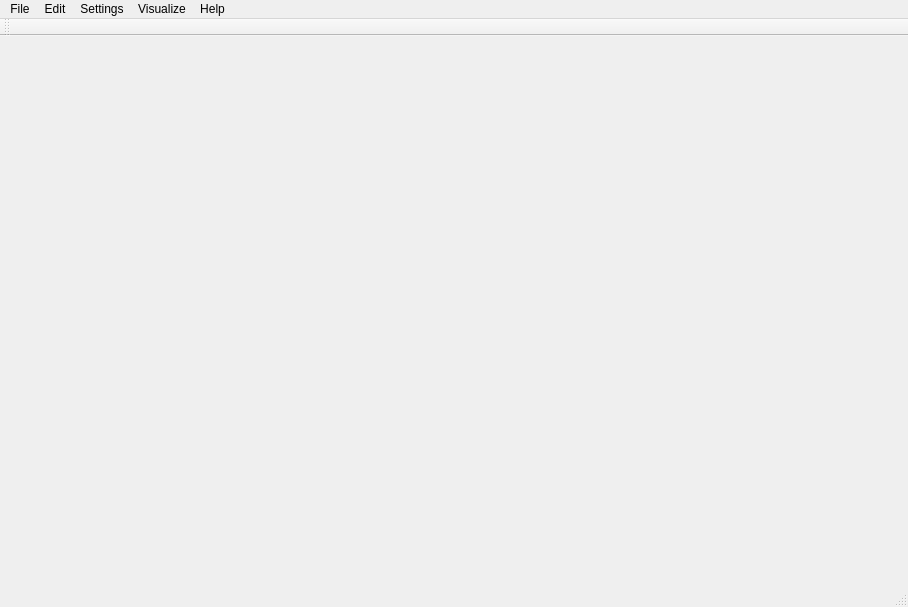
First picture: the form in src/gui_pkg/include/gui_pkg/training_window.ui, repository cristianbass01/GUI_robotic_exoskeleton, before the edit.
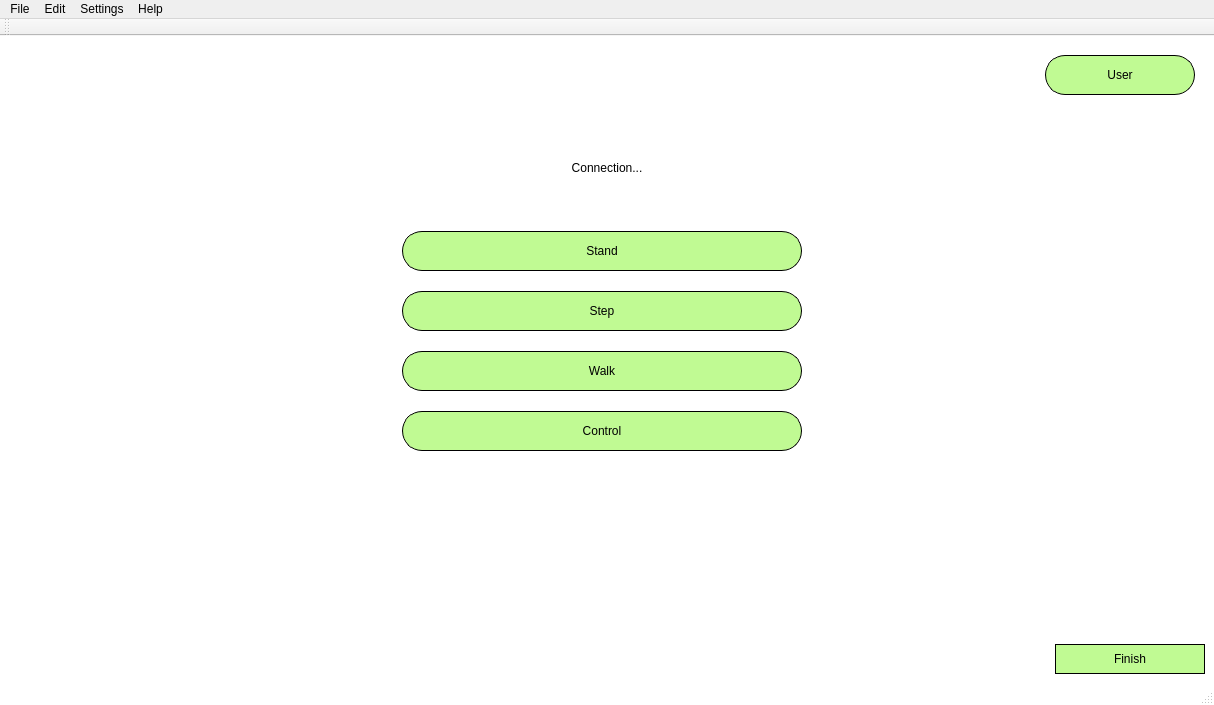
Second picture: the form after the edit. Icons and pictures are not drawn.

Commit message: Costruzione windows per training

Diff of the .ui file:
```diff
--- a/src/gui_pkg/include/gui_pkg/training_window.ui
+++ b/src/gui_pkg/include/gui_pkg/training_window.ui
@@ -6,14 +6,384 @@
    <rect>
     <x>0</x>
     <y>0</y>
-    <width>908</width>
-    <height>607</height>
+    <width>1214</width>
+    <height>705</height>
    </rect>
   </property>
   <property name="windowTitle">
    <string>MainWindow</string>
   </property>
-  <widget class="QWidget" name="centralwidget"/>
+  <property name="styleSheet">
+   <string notr="true">QMainWindow{
+	background-color: rgb(255, 255, 255);
+}
+
+QPushButton{
+	border: 1px solid #000000;
+	background-color: rgb(192, 250, 147);
+	border-radius: 20px;
+}</string>
+  </property>
+  <widget class="QWidget" name="centralwidget">
+   <property name="autoFillBackground">
+    <bool>false</bool>
+   </property>
+   <layout class="QVBoxLayout" name="verticalLayout_2">
+    <item>
+     <layout class="QVBoxLayout" name="verticalLayout_4">
+      <item>
+       <layout class="QHBoxLayout" name="horizontalLayout">
+        <property name="sizeConstraint">
+         <enum>QLayout::SetDefaultConstraint</enum>
+        </property>
+        <property name="leftMargin">
+         <number>10</number>
+        </property>
+        <property name="topMargin">
+         <number>10</number>
+        </property>
+        <property name="rightMargin">
+         <number>10</number>
+        </property>
+        <property name="bottomMargin">
+         <number>10</number>
+        </property>
+        <item>
+         <spacer name="horizontalSpacer">
+          <property name="orientation">
+           <enum>Qt::Horizontal</enum>
+          </property>
+          <property name="sizeHint" stdset="0">
+           <size>
+            <width>40</width>
+            <height>20</height>
+           </size>
+          </property>
+         </spacer>
+        </item>
+        <item>
+         <widget class="QPushButton" name="userButton">
+          <property name="sizePolicy">
+           <sizepolicy hsizetype="Fixed" vsizetype="Minimum">
+            <horstretch>0</horstretch>
+            <verstretch>0</verstretch>
+           </sizepolicy>
+          </property>
+          <property name="minimumSize">
+           <size>
+            <width>150</width>
+            <height>40</height>
+           </size>
+          </property>
+          <property name="maximumSize">
+           <size>
+            <width>300</width>
+            <height>50</height>
+           </size>
+          </property>
+          <property name="sizeIncrement">
+           <size>
+            <width>0</width>
+            <height>0</height>
+           </size>
+          </property>
+          <property name="baseSize">
+           <size>
+            <width>0</width>
+            <height>0</height>
+           </size>
+          </property>
+          <property name="text">
+           <string>User</string>
+          </property>
+          <property name="iconSize">
+           <size>
+            <width>16</width>
+            <height>16</height>
+           </size>
+          </property>
+         </widget>
+        </item>
+       </layout>
+      </item>
+      <item>
+       <spacer name="verticalSpacer_4">
+        <property name="orientation">
+         <enum>Qt::Vertical</enum>
+        </property>
+        <property name="sizeType">
+         <enum>QSizePolicy::Preferred</enum>
+        </property>
+        <property name="sizeHint" stdset="0">
+         <size>
+          <width>20</width>
+          <height>30</height>
+         </size>
+        </property>
+       </spacer>
+      </item>
+      <item>
+       <widget class="QLabel" name="label_2">
+        <property name="frameShape">
+         <enum>QFrame::NoFrame</enum>
+        </property>
+        <property name="text">
+         <string>&lt;img src=&quot;:/img/logo.png&quot; width=&quot;150&quot;/&gt;</string>
+        </property>
+        <property name="textFormat">
+         <enum>Qt::RichText</enum>
+        </property>
+        <property name="scaledContents">
+         <bool>false</bool>
+        </property>
+        <property name="alignment">
+         <set>Qt::AlignCenter</set>
+        </property>
+        <property name="wordWrap">
+         <bool>false</bool>
+        </property>
+        <property name="margin">
+         <number>6</number>
+        </property>
+       </widget>
+      </item>
+      <item>
+       <widget class="QLabel" name="connectionLabel">
+        <property name="text">
+         <string>Connection...</string>
+        </property>
+        <property name="alignment">
+         <set>Qt::AlignCenter</set>
+        </property>
+       </widget>
+      </item>
+      <item>
+       <spacer name="verticalSpacer_3">
+        <property name="orientation">
+         <enum>Qt::Vertical</enum>
+        </property>
+        <property name="sizeType">
+         <enum>QSizePolicy::Preferred</enum>
+        </property>
+        <property name="sizeHint" stdset="0">
+         <size>
+          <width>20</width>
+          <height>50</height>
+         </size>
+        </property>
+       </spacer>
+      </item>
+      <item>
+       <layout class="QHBoxLayout" name="horizontalLayout_2">
+        <item>
+         <spacer name="horizontalSpacer_2">
+          <property name="orientation">
+           <enum>Qt::Horizontal</enum>
+          </property>
+          <property name="sizeType">
+           <enum>QSizePolicy::Preferred</enum>
+          </property>
+          <property name="sizeHint" stdset="0">
+           <size>
+            <width>40</width>
+            <height>20</height>
+           </size>
+          </property>
+         </spacer>
+        </item>
+        <item>
+         <layout class="QVBoxLayout" name="verticalLayout_3">
+          <property name="spacing">
+           <number>20</number>
+          </property>
+          <property name="sizeConstraint">
+           <enum>QLayout::SetMinimumSize</enum>
+          </property>
+          <item>
+           <widget class="QPushButton" name="standButton">
+            <property name="sizePolicy">
+             <sizepolicy hsizetype="Preferred" vsizetype="Preferred">
+              <horstretch>0</horstretch>
+              <verstretch>0</verstretch>
+             </sizepolicy>
+            </property>
+            <property name="minimumSize">
+             <size>
+              <width>100</width>
+              <height>40</height>
+             </size>
+            </property>
+            <property name="maximumSize">
+             <size>
+              <width>400</width>
+              <height>50</height>
+             </size>
+            </property>
+            <property name="text">
+             <string>Stand</string>
+            </property>
+            <property name="autoDefault">
+             <bool>false</bool>
+            </property>
+           </widget>
+          </item>
+          <item>
+           <widget class="QPushButton" name="stepButton">
+            <property name="sizePolicy">
+             <sizepolicy hsizetype="Preferred" vsizetype="Preferred">
+              <horstretch>0</horstretch>
+              <verstretch>0</verstretch>
+             </sizepolicy>
+            </property>
+            <property name="minimumSize">
+             <size>
+              <width>100</width>
+              <height>40</height>
+             </size>
+            </property>
+            <property name="maximumSize">
+             <size>
+              <width>400</width>
+              <height>50</height>
+             </size>
+            </property>
+            <property name="sizeIncrement">
+             <size>
+              <width>0</width>
+              <height>0</height>
+             </size>
+            </property>
+            <property name="text">
+             <string>Step</string>
+            </property>
+            <property name="autoDefault">
+             <bool>false</bool>
+            </property>
+           </widget>
+          </item>
+          <item>
+           <widget class="QPushButton" name="walkButton">
+            <property name="sizePolicy">
+             <sizepolicy hsizetype="Preferred" vsizetype="Fixed">
+              <horstretch>0</horstretch>
+              <verstretch>0</verstretch>
+             </sizepolicy>
+            </property>
+            <property name="minimumSize">
+             <size>
+              <width>100</width>
+              <height>40</height>
+             </size>
+            </property>
+            <property name="maximumSize">
+             <size>
+              <width>400</width>
+              <height>50</height>
+             </size>
+            </property>
+            <property name="text">
+             <string>Walk</string>
+            </property>
+            <property name="autoDefault">
+             <bool>false</bool>
+            </property>
+           </widget>
+          </item>
+          <item>
+           <widget class="QPushButton" name="controlButton">
+            <property name="sizePolicy">
+             <sizepolicy hsizetype="Preferred" vsizetype="Fixed">
+              <horstretch>0</horstretch>
+              <verstretch>0</verstretch>
+             </sizepolicy>
+            </property>
+            <property name="minimumSize">
+             <size>
+              <width>100</width>
+              <height>40</height>
+             </size>
+            </property>
+            <property name="maximumSize">
+             <size>
+              <width>400</width>
+              <height>50</height>
+             </size>
+            </property>
+            <property name="text">
+             <string>Control</string>
+            </property>
+            <property name="autoDefault">
+             <bool>false</bool>
+            </property>
+           </widget>
+          </item>
+          <item>
+           <spacer name="verticalSpacer_2">
+            <property name="orientation">
+             <enum>Qt::Vertical</enum>
+            </property>
+            <property name="sizeHint" stdset="0">
+             <size>
+              <width>20</width>
+              <height>40</height>
+             </size>
+            </property>
+           </spacer>
+          </item>
+         </layout>
+        </item>
+        <item>
+         <spacer name="horizontalSpacer_3">
+          <property name="orientation">
+           <enum>Qt::Horizontal</enum>
+          </property>
+          <property name="sizeType">
+           <enum>QSizePolicy::Preferred</enum>
+          </property>
+          <property name="sizeHint" stdset="0">
+           <size>
+            <width>50</width>
+            <height>20</height>
+           </size>
+          </property>
+         </spacer>
+        </item>
+       </layout>
+      </item>
+      <item>
+       <layout class="QHBoxLayout" name="horizontalLayout_3">
+        <item>
+         <spacer name="horizontalSpacer_4">
+          <property name="orientation">
+           <enum>Qt::Horizontal</enum>
+          </property>
+          <property name="sizeHint" stdset="0">
+           <size>
+            <width>40</width>
+            <height>20</height>
+           </size>
+          </property>
+         </spacer>
+        </item>
+        <item>
+         <widget class="QPushButton" name="finishButton">
+          <property name="minimumSize">
+           <size>
+            <width>150</width>
+            <height>30</height>
+           </size>
+          </property>
+          <property name="text">
+           <string>Finish</string>
+          </property>
+         </widget>
+        </item>
+       </layout>
+      </item>
+     </layout>
+    </item>
+   </layout>
+  </widget>
   <widget class="QMenuBar" name="menubar">
    <property name="enabled">
     <bool>true</bool>
@@ -22,7 +392,7 @@
     <rect>
      <x>0</x>
      <y>0</y>
-     <width>908</width>
+     <width>1214</width>
      <height>22</height>
     </rect>
    </property>
@@ -62,12 +432,6 @@
     <addaction name="actionChange_settings"/>
     <addaction name="actionView"/>
    </widget>
-   <widget class="QMenu" name="menuHelp">
-    <property name="title">
-     <string>Visualize</string>
-    </property>
-    <addaction name="actionVisualize"/>
-   </widget>
    <widget class="QMenu" name="menuHelp_2">
     <property name="title">
      <string>Help</string>
@@ -77,7 +441,6 @@
    <addaction name="menuFile"/>
    <addaction name="menuEdit"/>
    <addaction name="menuSettings"/>
-   <addaction name="menuHelp"/>
    <addaction name="menuHelp_2"/>
   </widget>
   <widget class="QStatusBar" name="statusBar"/>
```
Left out of the diff: 20 changed lines with no effect on the pictures. The commit also changes 20 other files.
